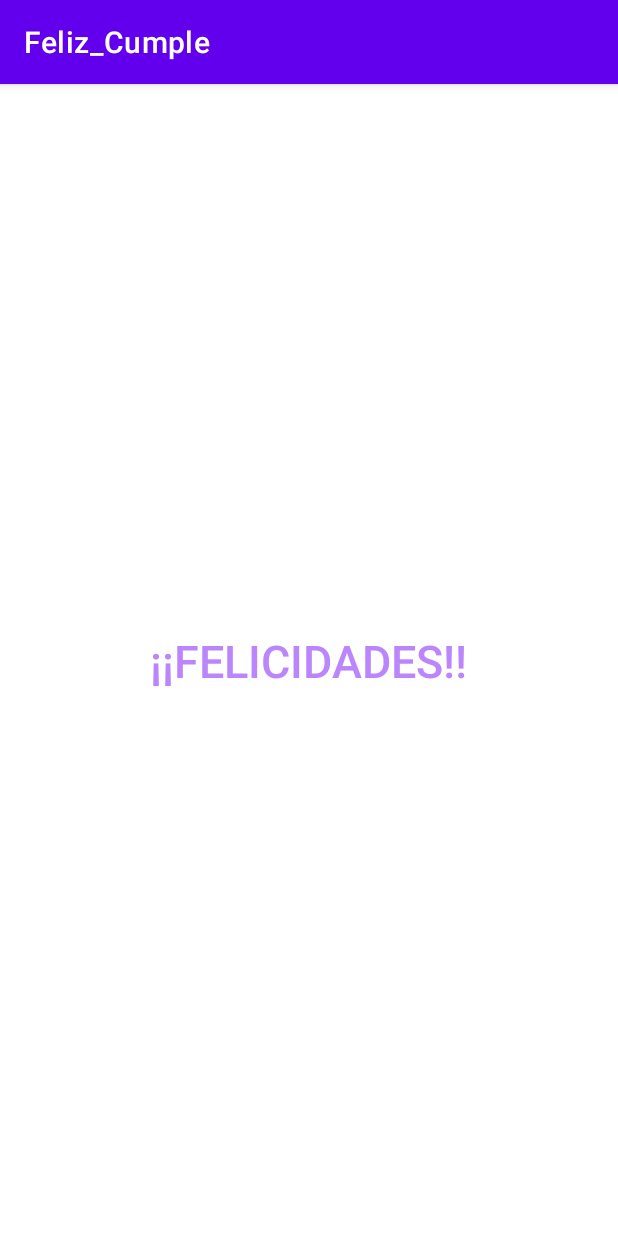
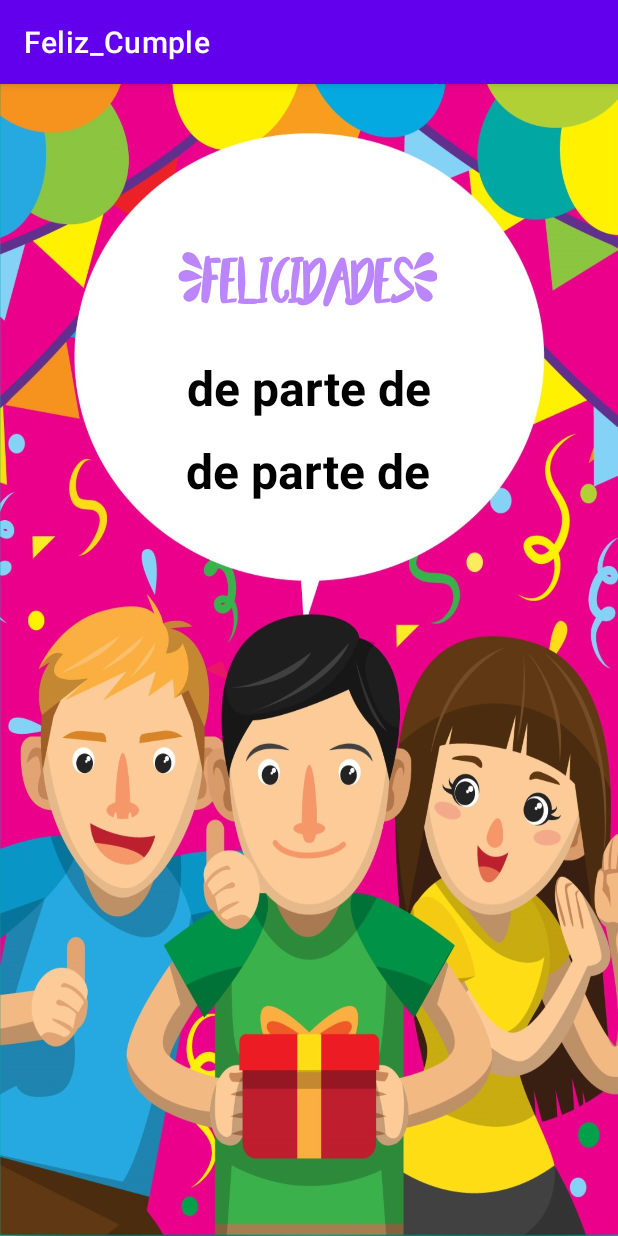
Before and after one commit to AhmedDaali/FelizCumple, an Android app: the screen it shows after launch (MainActivity), on a phone screen of 412 x 824 dp. Run offline under Robolectric (Android 15) with nearby library versions, the light colour scheme and no system bars.

Commit message:
Segundo commit

```diff
--- a/app/src/main/java/com/example/feliz_cumple/MainActivity.java
+++ b/app/src/main/java/com/example/feliz_cumple/MainActivity.java
@@ -2,6 +2,8 @@ package com.example.feliz_cumple;
 
 import androidx.appcompat.app.AppCompatActivity;
 
+import android.media.MediaParser;
+import android.media.MediaPlayer;
 import android.os.Bundle;
 
 public class MainActivity extends AppCompatActivity {
@@ -10,5 +12,8 @@ public class MainActivity extends AppCompatActivity {
     protected void onCreate(Bundle savedInstanceState) {
         super.onCreate(savedInstanceState);
         setContentView(R.layout.activity_main);
+
+        MediaPlayer mediaPlayer = MediaPlayer.create(this,R.raw.happy_birthday);
+        mediaPlayer.start();
     }
 }
--- a/app/src/main/res/layout/activity_main.xml
+++ b/app/src/main/res/layout/activity_main.xml
@@ -6,18 +6,56 @@
     android:layout_height="match_parent"
     tools:context=".MainActivity">
 
-    <TextView
+    <ImageView
+        android:id="@+id/imageView"
         android:layout_width="wrap_content"
         android:layout_height="wrap_content"
-        android:text="@string/felicidades"
-        app:layout_constraintBottom_toBottomOf="parent"
+        android:scaleType="fitXY"
+        app:layout_constraintStart_toStartOf="parent"
+        app:layout_constraintTop_toTopOf="parent"
+        app:srcCompat="@drawable/cumple" />
+
+    <TextView
+        android:id="@+id/textView3"
+        android:layout_width="wrap_content"
+        android:layout_height="wrap_content"
+        android:layout_marginTop="12dp"
+        android:text="@string/ahmed"
+        android:textColor="#000000"
+        android:textSize="32sp"
+        android:textStyle="bold"
         app:layout_constraintEnd_toEndOf="parent"
         app:layout_constraintHorizontal_bias="0.498"
         app:layout_constraintStart_toStartOf="parent"
-        app:layout_constraintTop_toTopOf="parent"
+        app:layout_constraintTop_toBottomOf="@+id/textView" />
+
+    <TextView
+        android:id="@+id/textView2"
+        android:layout_width="wrap_content"
+        android:layout_height="wrap_content"
+        android:fontFamily="@font/beauty_beast"
+        android:text="@string/felicidades"
         android:textColor="@color/purple_200"
         android:textSize="30dp"
         android:textStyle="bold"
-        android:fontFamily="sans-serif-light"/>
+        app:layout_constraintBottom_toBottomOf="parent"
+        app:layout_constraintEnd_toEndOf="parent"
+        app:layout_constraintHorizontal_bias="0.497"
+        app:layout_constraintStart_toStartOf="parent"
+        app:layout_constraintTop_toTopOf="parent"
+        app:layout_constraintVertical_bias="0.143" />
+
+    <TextView
+        android:id="@+id/textView"
+        android:layout_width="wrap_content"
+        android:layout_height="wrap_content"
+        android:layout_marginTop="20dp"
+        android:text="@string/de_parte_de"
+        android:textColor="#000000"
+        android:textSize="32sp"
+        android:textStyle="bold"
+        app:layout_constraintEnd_toEndOf="parent"
+        app:layout_constraintStart_toStartOf="parent"
+        app:layout_constraintTop_toBottomOf="@+id/textView2" />
 
 </androidx.constraintlayout.widget.ConstraintLayout>
--- a/app/src/main/res/values/strings.xml
+++ b/app/src/main/res/values/strings.xml
@@ -1,4 +1,6 @@
 <resources>
     <string name="app_name">Feliz_Cumple</string>
-    <string name="felicidades">¡¡FELICIDADES!!</string>
+    <string name="felicidades">{FELICIDADES}</string>
+    <string name="de_parte_de">de parte de</string>
+    <string name="ahmed">de parte de</string>
 </resources>
```
Also changed, not shown: app/src/main/res/drawable/cumple.jpg (added), app/src/main/res/font/beauty_beast.ttf (added), app/src/main/res/font/timetoparty.ttf (added), 1 other file.
